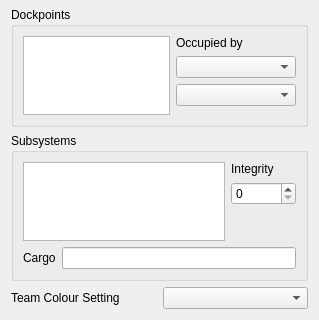
Old version of the form qtfred/ui/ShipInitialStatus.ui in the repository wookieejedi/fs2open.github.com; both pictures show x 0 to 319 and y 224 to 544 of the 319 by 544 pixel window.
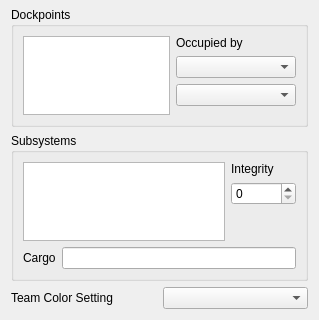
New version of the form. Custom widgets are drawn as their Qt base class.

Diff of the .ui file:
```diff
--- a/qtfred/ui/ShipInitialStatus.ui
+++ b/qtfred/ui/ShipInitialStatus.ui
@@ -393,7 +393,7 @@
      <item>
       <widget class="QLabel" name="colourLabel">
        <property name="text">
-        <string>Team Colour Setting</string>
+        <string>Team Color Setting</string>
        </property>
       </widget>
      </item>
```
